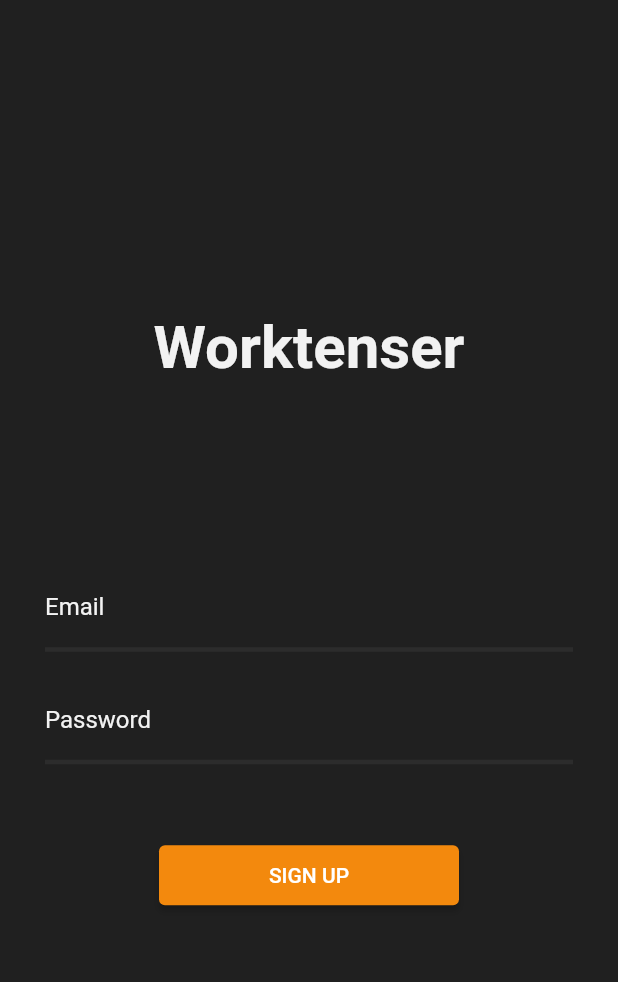
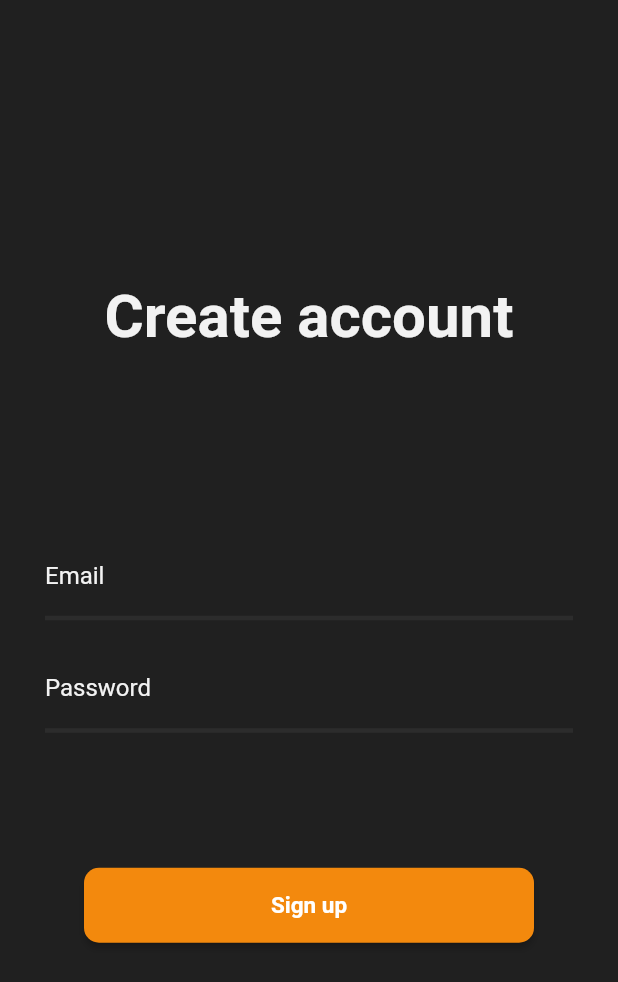
Before and after one commit to gal0wsky/Worktenser, a Flutter app: the SignupPage screen opened directly, on a phone screen of 412 x 824 dp. Shown: the top 982 px of the screen. Run offline on Flutter 3.47's test engine with Material 2 defaults, Android fonts, the phone set to English and light mode, and no system bars; our stand-ins replace awesome_notifications, bloc, cloud_firestore, equatable, firebase_auth, firebase_core and 5 more; missing offline and left inert: flow_builder, flutter_background_service, flutter_background_service_android, flutter_background_service_ios; accounts and stored records are empty; network calls fail; statements that could not run were skipped.

Commit message:
Styling UI for SignupPage & SigninPage

```diff
--- a/lib/features/auth/presentation/bloc/signup/signup_bloc.dart
+++ b/lib/features/auth/presentation/bloc/signup/signup_bloc.dart
@@ -16,6 +16,7 @@ class SignupBloc extends Bloc<SignupEvent, SignupState> {
       : _signupWithCredentialsUseCase = signupWithCredentialsUseCase,
         super(SignupInitial()) {
     on<SignupRequested>(_onSignupRequested);
+    on<ResetState>(_onResetBlocState);
   }
 
   FutureOr<void> _onSignupRequested(
@@ -33,4 +34,8 @@ class SignupBloc extends Bloc<SignupEvent, SignupState> {
       emit(SignupSuccessful());
     }
   }
+
+  void _onResetBlocState(ResetState event, Emitter<SignupState> emit) {
+    emit(SignupInitial());
+  }
 }
--- a/lib/features/auth/presentation/bloc/signup/signup_event.dart
+++ b/lib/features/auth/presentation/bloc/signup/signup_event.dart
@@ -15,3 +15,5 @@ class SignupRequested extends SignupEvent {
   @override
   List<Object> get props => [signupData];
 }
+
+class ResetState extends SignupEvent {}
--- a/lib/features/auth/presentation/pages/signup_page.dart
+++ b/lib/features/auth/presentation/pages/signup_page.dart
@@ -2,7 +2,6 @@ import 'package:flutter/material.dart';
 import 'package:flutter_bloc/flutter_bloc.dart';
 import 'package:worktenser/config/colors.dart';
 import 'package:worktenser/features/auth/presentation/bloc/signup/signup_bloc.dart';
-import 'package:worktenser/injection_container.dart';
 
 import '../widgets/email_input.dart';
 import '../widgets/password_input.dart';
@@ -15,14 +14,14 @@ class SignupPage extends StatelessWidget {
     return MaterialPageRoute(builder: (_) => const SignupPage());
   }
 
+  static Page get page => const MaterialPage(child: SignupPage());
+
   @override
   Widget build(BuildContext context) {
     return Scaffold(
+      resizeToAvoidBottomInset: false,
       backgroundColor: AppColors.primary,
-      body: BlocProvider<SignupBloc>(
-        create: (_) => sl(),
-        child: SignupForm(),
-      ),
+      body: SignupForm(),
     );
   }
 }
@@ -35,17 +34,20 @@ class SignupForm extends StatelessWidget {
 
   @override
   Widget build(BuildContext context) {
-    return BlocListener<SignupBloc, SignupState>(
-      listener: (context, state) {
+    return BlocConsumer<SignupBloc, SignupState>(listener: (context, state) {
       if (state is SignupError) {}
-      },
-      child: Padding(
+    }, builder: (context, state) {
+      return Padding(
         padding: const EdgeInsets.symmetric(horizontal: 30.0),
         child: Column(
           mainAxisAlignment: MainAxisAlignment.center,
           children: [
+            Expanded(
+              child: Column(
+                mainAxisAlignment: MainAxisAlignment.center,
+                children: [
                   const Text(
-              'Worktenser',
+                    'Create account',
                     style: TextStyle(
                       fontSize: 40,
                       color: AppColors.textPrimary,
@@ -64,9 +66,34 @@ class SignupForm extends StatelessWidget {
                   PasswordInput(
                     valueController: passwordController,
                   ),
+                  (() {
+                    if (state is SignupError) {
+                      FocusManager.instance.primaryFocus?.unfocus();
+
+                      return Column(
+                        children: [
+                          Padding(
+                            padding: const EdgeInsets.only(
+                              top: 50,
+                            ),
+                            child: Text(
+                              state.message,
+                              style: const TextStyle(
+                                color: Colors.red,
+                              ),
+                            ),
+                          ),
                           const SizedBox(
-              height: 50,
+                            height: 40,
                           ),
+                        ],
+                      );
+                    } else {
+                      return const SizedBox(
+                        height: 90,
+                      );
+                    }
+                  }()),
                   SignupButton(
                     emailController: emailController,
                     passwordController: passwordController,
@@ -77,6 +104,9 @@ class SignupForm extends StatelessWidget {
                 ],
               ),
             ),
+          ],
+        ),
       );
+    });
   }
 }
--- a/lib/features/auth/presentation/widgets/login_button.dart
+++ b/lib/features/auth/presentation/widgets/login_button.dart
@@ -37,6 +37,8 @@ class LoginButton extends StatelessWidget {
                       email: emailController.value.text,
                       password: passwordController.value.text);
 
+                  FocusManager.instance.primaryFocus?.unfocus();
+
                   context
                       .read<LoginBloc>()
                       .add(CredentialsLoginRequested(loginData: loginData));
--- a/lib/features/auth/presentation/widgets/signup_button.dart
+++ b/lib/features/auth/presentation/widgets/signup_button.dart
@@ -22,18 +22,28 @@ class SignupButton extends StatelessWidget {
             ? const CircularProgressIndicator()
             : ElevatedButton(
                 style: ElevatedButton.styleFrom(
-                    fixedSize: const Size(200, 40),
-                    backgroundColor: AppColors.callToAction),
+                  fixedSize: const Size(300, 50),
+                  backgroundColor: AppColors.callToAction,
+                  textStyle: const TextStyle(
+                    fontSize: 15,
+                    fontWeight: FontWeight.bold,
+                  ),
+                  shape: RoundedRectangleBorder(
+                    borderRadius: BorderRadius.circular(10),
+                  ),
+                ),
                 onPressed: () {
                   final signupData = SignupEntity(
                       email: emailController.value.text,
                       password: passwordController.value.text);
 
+                  FocusManager.instance.primaryFocus?.unfocus();
+
                   context
                       .read<SignupBloc>()
                       .add(SignupRequested(signupData: signupData));
                 },
-                child: const Text('SIGN UP'),
+                child: const Text('Sign up'),
               );
       },
     );
--- a/lib/features/projects/presentation/pages/home_page.dart
+++ b/lib/features/projects/presentation/pages/home_page.dart
@@ -10,6 +10,10 @@ import 'project_details_page.dart';
 
 class HomePage extends StatelessWidget {
   const HomePage({super.key});
+
+  static Route get route {
+    return MaterialPageRoute(builder: (_) => const HomePage());
+  }
 
   static Page get page => const MaterialPage(child: HomePage());
 
```
Also changed, not shown: lib/features/auth/presentation/pages/login_page.dart (+44 -43 lines), lib/features/auth/presentation/widgets/forgot_password_button.dart (+5 -8 lines), lib/main.dart (+10 -7 lines). Lines whose indentation alone changed are shown as unchanged.
